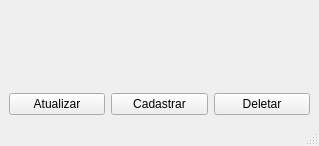
Above: components/admin_menu.ui from BrunoAlmeidaKotesky/APS-Criptografia-Python before the change. Below: the same form after it.
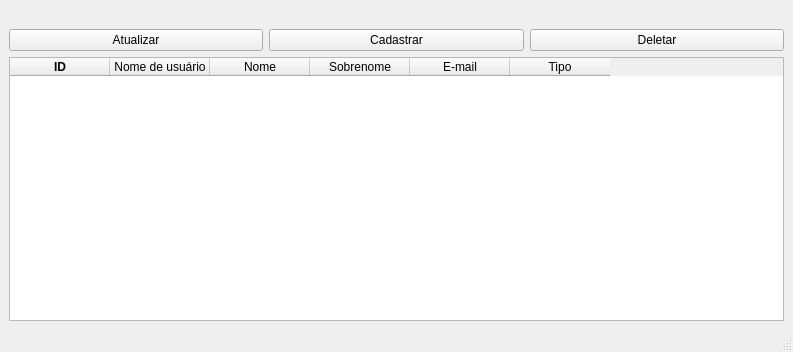
That is the form after the change.

Diff of the .ui file:
```diff
--- a/components/admin_menu.ui
+++ b/components/admin_menu.ui
@@ -6,8 +6,8 @@
    <rect>
     <x>0</x>
     <y>0</y>
-    <width>319</width>
-    <height>146</height>
+    <width>793</width>
+    <height>352</height>
    </rect>
   </property>
   <property name="windowTitle">
@@ -51,6 +51,46 @@
       </item>
      </layout>
     </item>
+    <item row="1" column="0">
+     <widget class="QTableWidget" name="admin_table">
+      <column>
+       <property name="text">
+        <string>ID</string>
+       </property>
+       <property name="font">
+        <font>
+         <weight>75</weight>
+         <bold>true</bold>
+        </font>
+       </property>
+      </column>
+      <column>
+       <property name="text">
+        <string>Nome de usuário</string>
+       </property>
+      </column>
+      <column>
+       <property name="text">
+        <string>Nome</string>
+       </property>
+      </column>
+      <column>
+       <property name="text">
+        <string>Sobrenome</string>
+       </property>
+      </column>
+      <column>
+       <property name="text">
+        <string>E-mail</string>
+       </property>
+      </column>
+      <column>
+       <property name="text">
+        <string>Tipo</string>
+       </property>
+      </column>
+     </widget>
+    </item>
    </layout>
   </widget>
   <widget class="QStatusBar" name="statusbar"/>
```
